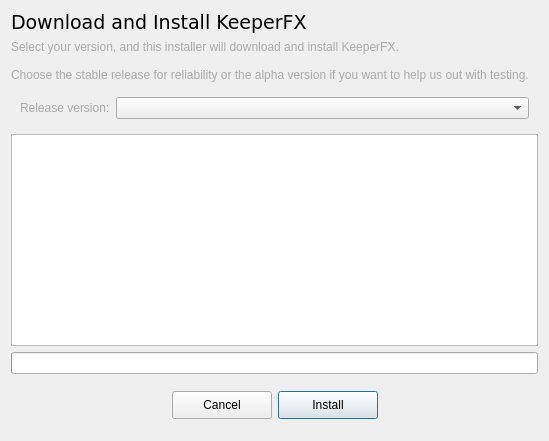
Qt form ui/installkfxdialog.ui (yani/keeperfx-launcher-qt) before a commit.
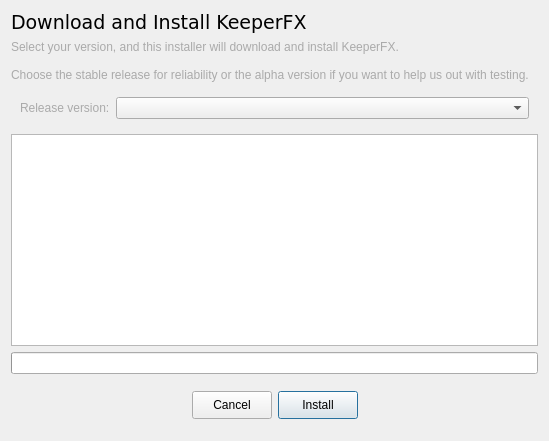
The same form after that commit. Icons and pictures are not drawn.

What changed in the file:
```diff
--- a/ui/installkfxdialog.ui
+++ b/ui/installkfxdialog.ui
@@ -129,7 +129,17 @@
      </property>
      <layout class="QHBoxLayout" name="horizontalLayout_2">
       <item>
-       <widget class="QWidget" name="widget_4" native="true"/>
+       <spacer name="horizontalSpacer">
+        <property name="orientation">
+         <enum>Qt::Orientation::Horizontal</enum>
+        </property>
+        <property name="sizeHint" stdset="0">
+         <size>
+          <width>40</width>
+          <height>20</height>
+         </size>
+        </property>
+       </spacer>
       </item>
       <item>
        <widget class="QPushButton" name="cancelButton">
@@ -139,12 +149,6 @@
           <height>28</height>
          </size>
         </property>
-        <property name="maximumSize">
-         <size>
-          <width>100</width>
-          <height>16777215</height>
-         </size>
-        </property>
         <property name="text">
          <string comment="Button">Cancel</string>
         </property>
@@ -164,12 +168,6 @@
           <height>28</height>
          </size>
         </property>
-        <property name="maximumSize">
-         <size>
-          <width>100</width>
-          <height>16777215</height>
-         </size>
-        </property>
         <property name="text">
          <string comment="Button">Install</string>
         </property>
@@ -185,7 +183,17 @@
        </widget>
       </item>
       <item>
-       <widget class="QWidget" name="widget_3" native="true"/>
+       <spacer name="horizontalSpacer_2">
+        <property name="orientation">
+         <enum>Qt::Orientation::Horizontal</enum>
+        </property>
+        <property name="sizeHint" stdset="0">
+         <size>
+          <width>40</width>
+          <height>20</height>
+         </size>
+        </property>
+       </spacer>
       </item>
      </layout>
     </widget>
```
